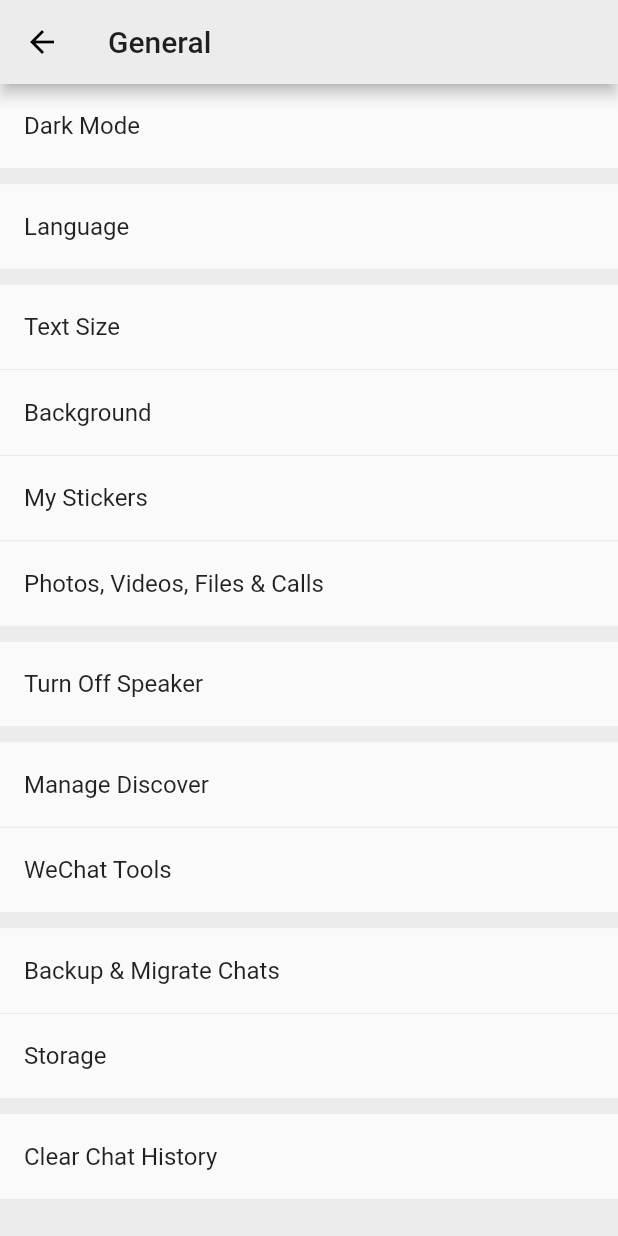
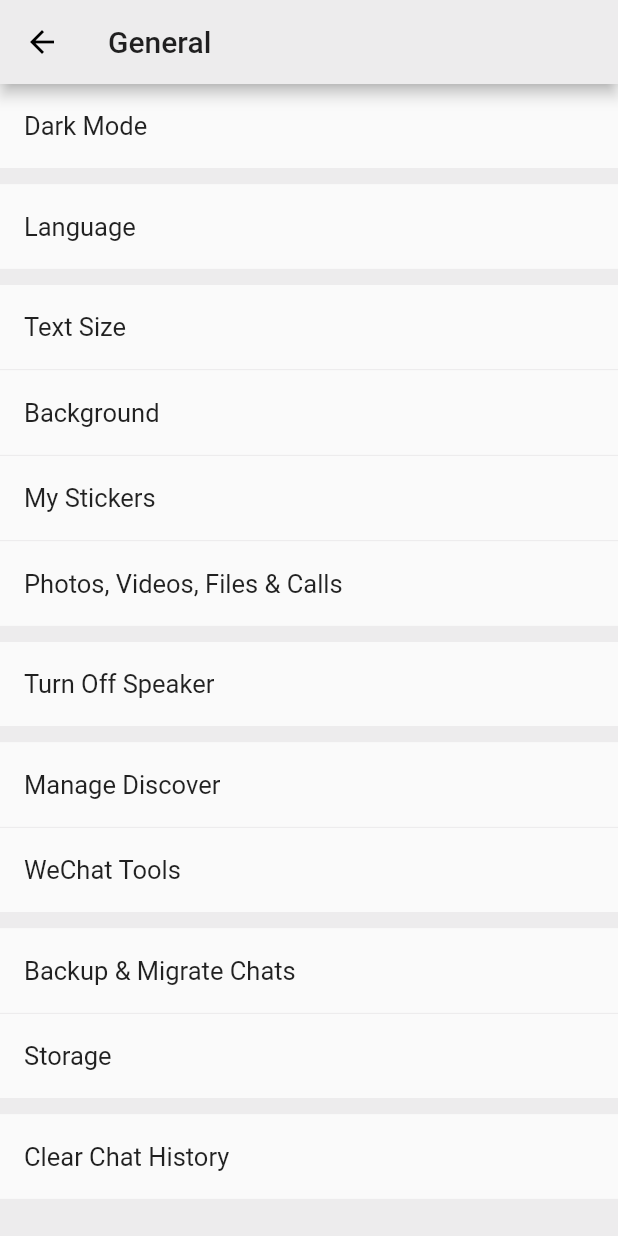
Before and after one commit to yiwuyu/flutter_demo, a Flutter app: the screen it shows after launch, on a phone screen of 412 x 824 dp. Run offline on Flutter 3.47's test engine with Material 2 defaults, Android fonts, the phone set to English and light mode, and no system bars.

Commit message:
设置字体大小避免因切换locale,字体默认大小不一致导致字体大小变化

```diff
--- a/lib/main.dart
+++ b/lib/main.dart
@@ -50,6 +50,12 @@ class MyApp extends StatelessWidget {
             // is not restarted.
             primarySwatch: Colors.blue,
             primaryColor: Color(0xffedeced),
+            textTheme: TextTheme(
+              subtitle1: TextStyle(fontSize: 17.0),
+              headline1: TextStyle(fontSize: 72.0, fontWeight: FontWeight.bold),
+              headline6: TextStyle(fontSize: 36.0, fontStyle: FontStyle.italic),
+              bodyText2: TextStyle(fontSize: 14.0, fontFamily: 'Hind'),
+            ),
             // This makes the visual density adapt to the platform that you run
             // the app on. For desktop platforms, the controls will be smaller and
             // closer together (more dense) than on mobile platforms.
--- a/lib/pages/language.dart
+++ b/lib/pages/language.dart
@@ -4,10 +4,6 @@ import 'package:locale_demo/model/locale.dart';
 import 'package:provider/provider.dart';
 
 class LanguageRadio extends StatelessWidget {
-  static String getLocaleName(index) {
-    return ['English', '简体中文', '繁體中文'][index];
-  }
-
   @override
   Widget build(BuildContext context) {
     return Container(
@@ -21,7 +17,7 @@ class LanguageRadio extends StatelessWidget {
               return RadioListTile(
                 value: index,
                 groupValue: model.localeIndex,
-                title: Text(getLocaleName(index)),
+                title: Text(LocaleModel.getLocaleName(index)),
                 onChanged: (index) {
                   model.switchLocale(index);
                 },
```
